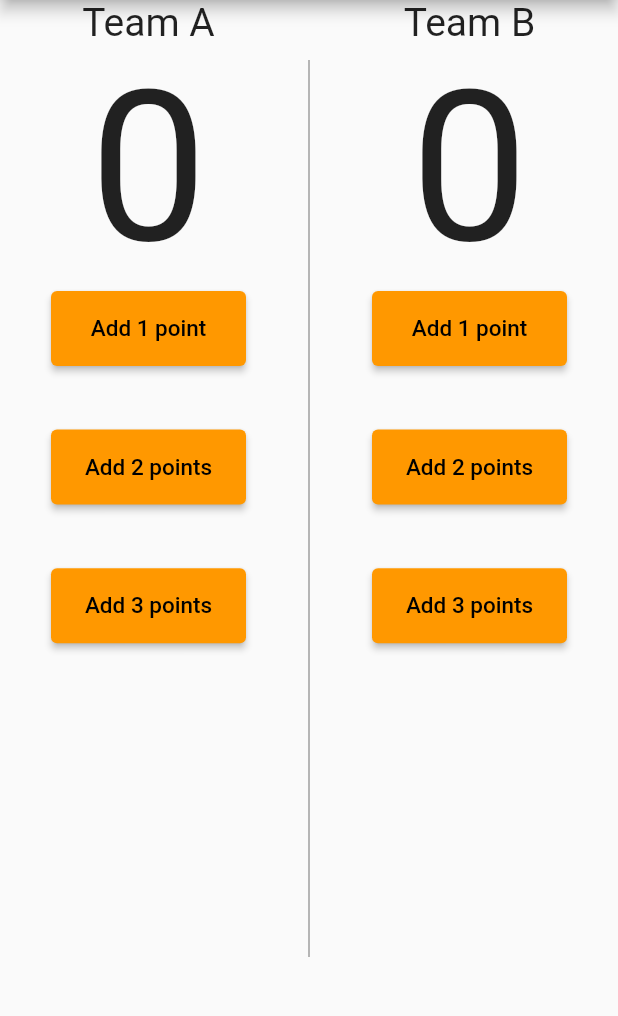
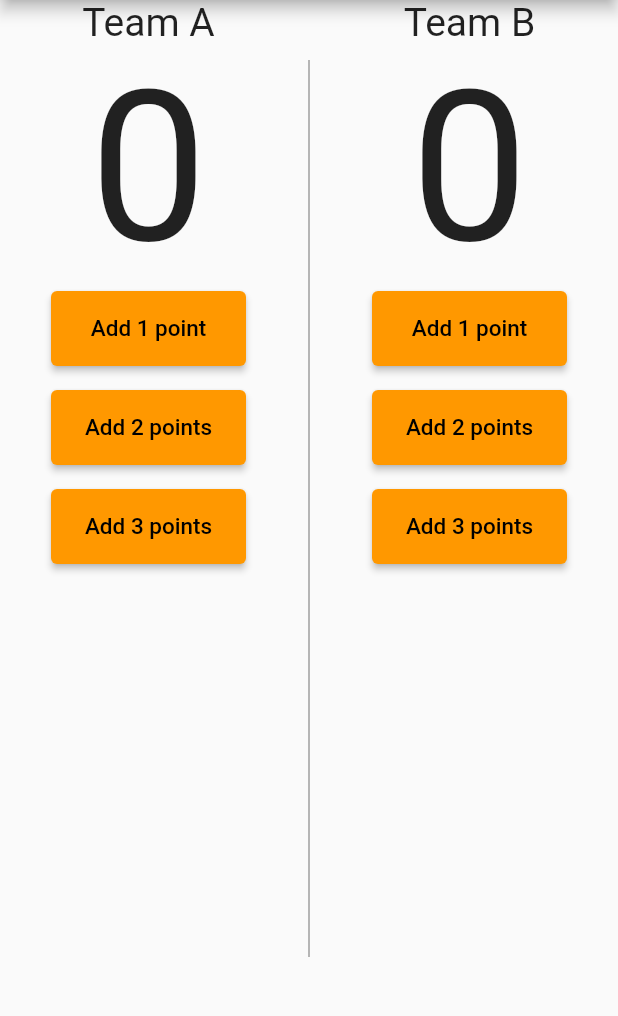
Before and after one commit to ImadDz-7/Basketball-Points-Counter-App, a Flutter app: the screen it shows after launch, on a phone screen of 412 x 824 dp, the part 84-1100 px from its top. Run offline on Flutter 3.47's test engine with Material 2 defaults, Android fonts, the light colour scheme and no system bars.

Commit message:
Use SizedBox Widget rather than Spacer Widget.

```diff
--- a/lib/main.dart
+++ b/lib/main.dart
@@ -47,7 +47,7 @@ class PointsCounter extends StatelessWidget {
                     ),
                   ),
                 ),
-                const Spacer(flex: 1),
+                const SizedBox(height: 16),
                 ElevatedButton(
                   style: ElevatedButton.styleFrom(
                     primary: Colors.orange,
@@ -62,7 +62,7 @@ class PointsCounter extends StatelessWidget {
                     ),
                   ),
                 ),
-                const Spacer(flex: 1),
+                const SizedBox(height: 16),
                 ElevatedButton(
                   style: ElevatedButton.styleFrom(
                     primary: Colors.orange,
@@ -77,7 +77,6 @@ class PointsCounter extends StatelessWidget {
                     ),
                   ),
                 ),
-                const Spacer(flex: 8),
               ],
             ),
             const VerticalDivider(
@@ -114,7 +113,7 @@ class PointsCounter extends StatelessWidget {
                     ),
                   ),
                 ),
-            const Spacer(flex: 1),
+                const SizedBox(height: 16),
                 ElevatedButton(
                   style: ElevatedButton.styleFrom(
                     primary: Colors.orange,
@@ -129,7 +128,7 @@ class PointsCounter extends StatelessWidget {
                     ),
                   ),
                 ),
-            const Spacer(flex: 1),
+                const SizedBox(height: 16),
                 ElevatedButton(
                   style: ElevatedButton.styleFrom(
                     primary: Colors.orange,
@@ -144,7 +143,6 @@ class PointsCounter extends StatelessWidget {
                     ),
                   ),
                 ),
-            const Spacer(flex: 8),
               ],
             ),
           ],
```
Lines whose indentation alone changed are shown as unchanged.
